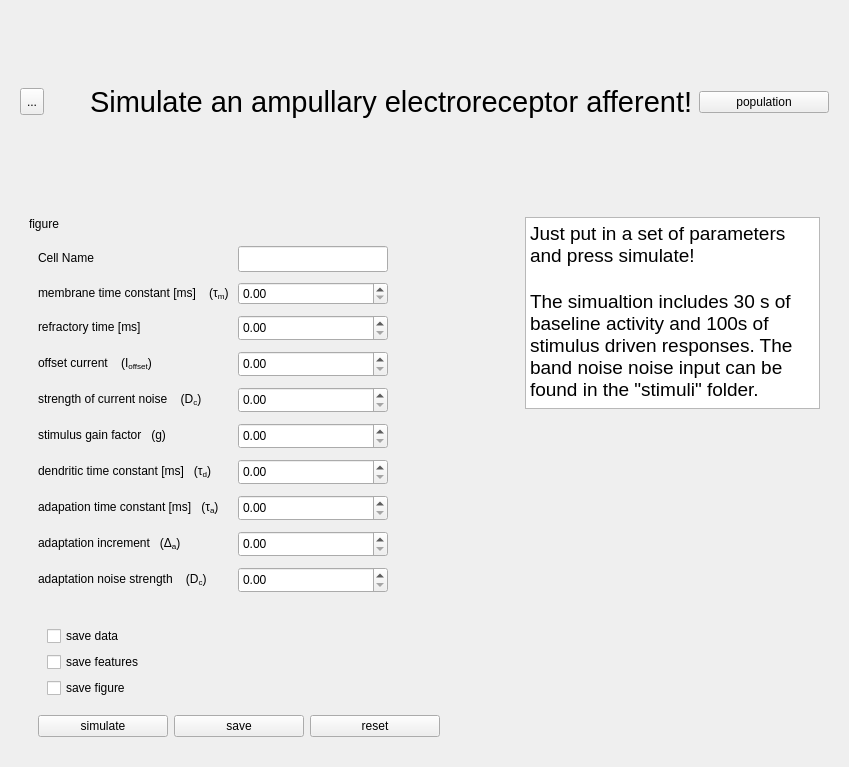
bendalab/ampullarymodel, file ampullary_ui/ui/simulator.ui: the form before one commit.
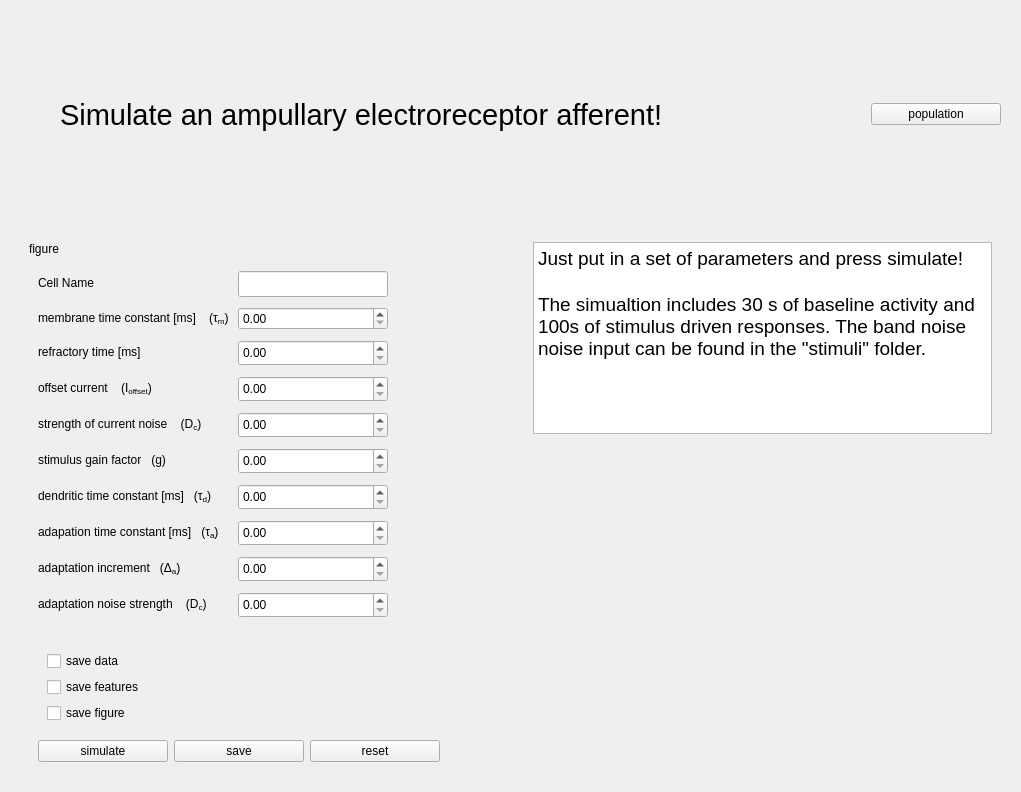
The form after the commit. Icons and pictures are not drawn.

Patch:
```diff
--- a/ampullary_ui/ui/simulator.ui
+++ b/ampullary_ui/ui/simulator.ui
@@ -6,8 +6,8 @@
    <rect>
     <x>0</x>
     <y>0</y>
-    <width>757</width>
-    <height>767</height>
+    <width>1021</width>
+    <height>792</height>
    </rect>
   </property>
   <property name="windowTitle">
@@ -16,38 +16,9 @@
   <layout class="QVBoxLayout" name="verticalLayout">
    <item>
     <widget class="QWidget" name="sc_header" native="true">
-     <layout class="QHBoxLayout" name="horizontalLayout_3" stretch="0,0,2,0">
-      <item>
-       <widget class="QToolButton" name="sc_back_to_main">
-        <property name="maximumSize">
-         <size>
-          <width>16777215</width>
-          <height>27</height>
-         </size>
-        </property>
-        <property name="text">
-         <string>...</string>
-        </property>
-        <property name="icon">
-         <iconset>
-          <normaloff>:/icons/pictograms/home.png</normaloff>:/icons/pictograms/home.png</iconset>
-        </property>
-        <property name="iconSize">
-         <size>
-          <width>24</width>
-          <height>16</height>
-         </size>
-        </property>
-        <property name="arrowType">
-         <enum>Qt::ArrowType::NoArrow</enum>
-        </property>
-       </widget>
-      </item>
+     <layout class="QHBoxLayout" name="horizontalLayout_3" stretch="0,2,0">
       <item>
        <spacer name="horizontalSpacer_4">
-        <property name="orientation">
-         <enum>Qt::Orientation::Vertical</enum>
-        </property>
         <property name="sizeHint" stdset="0">
          <size>
           <width>40</width>
@@ -274,7 +245,7 @@
                <string>adaptation noise strength &amp;nbsp;&amp;nbsp;  (D&lt;span style=&quot; vertical-align:sub;&quot;&gt;c&lt;/span&gt;)</string>
               </property>
               <property name="textFormat">
-               <enum>Qt::TextFormat::AutoText</enum>
+               <enum>Qt::RichText</enum>
               </property>
              </widget>
             </item>
```
Left out of the diff: 22 changed lines with no effect on the pictures.
